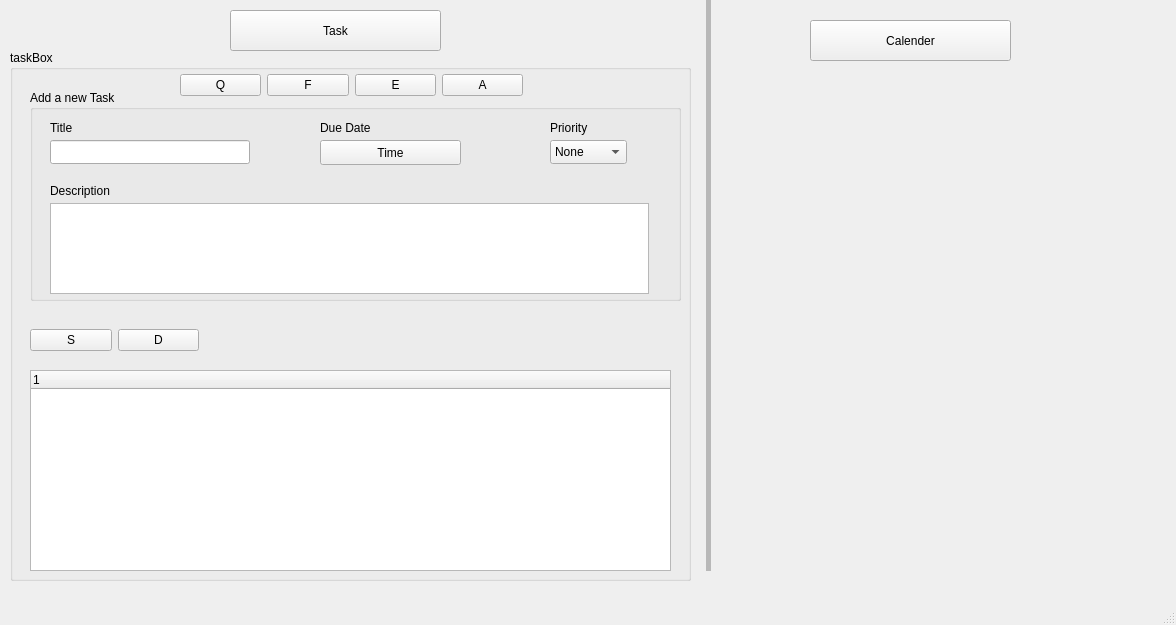
First picture: the form in mainwindow.ui, repository mhmdrezanaderi/toDoList, before the edit.
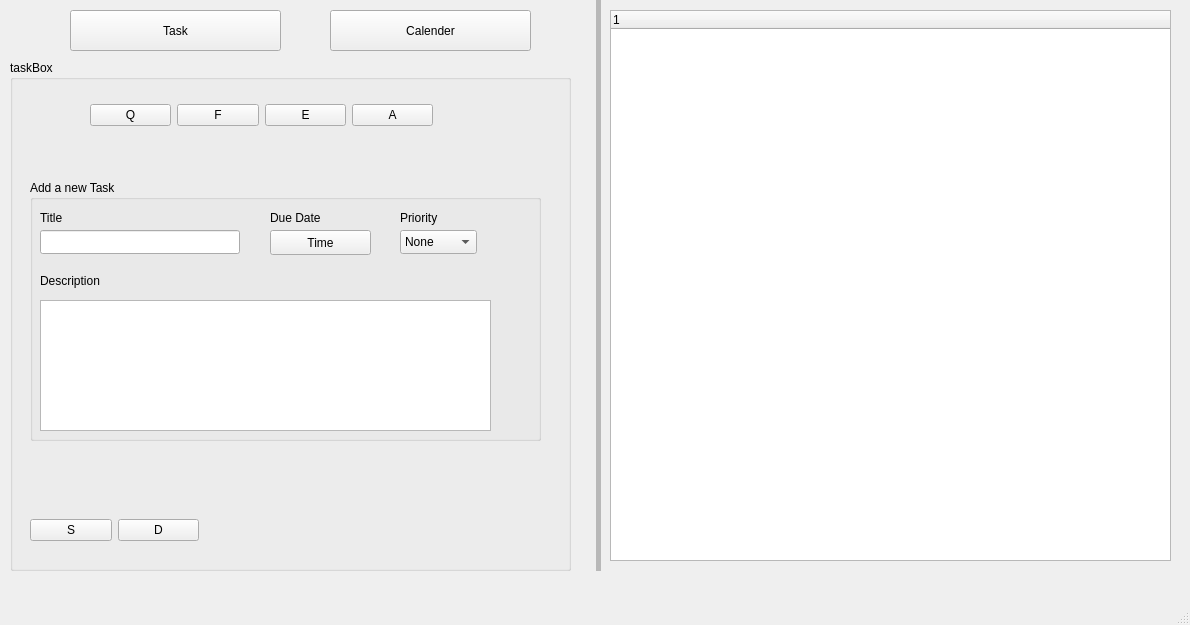
Second picture: the form after the edit.

```diff
--- a/mainwindow.ui
+++ b/mainwindow.ui
@@ -6,7 +6,7 @@
    <rect>
     <x>0</x>
     <y>0</y>
-    <width>1176</width>
+    <width>1190</width>
     <height>625</height>
    </rect>
   </property>
@@ -17,7 +17,7 @@
    <widget class="QPushButton" name="Task">
     <property name="geometry">
      <rect>
-      <x>230</x>
+      <x>70</x>
       <y>10</y>
       <width>211</width>
       <height>41</height>
@@ -30,8 +30,8 @@
    <widget class="QPushButton" name="Calender">
     <property name="geometry">
      <rect>
-      <x>810</x>
-      <y>20</y>
+      <x>330</x>
+      <y>10</y>
       <width>201</width>
       <height>41</height>
      </rect>
@@ -43,7 +43,7 @@
    <widget class="Line" name="line">
     <property name="geometry">
      <rect>
-      <x>700</x>
+      <x>590</x>
       <y>0</y>
       <width>16</width>
       <height>571</height>
@@ -72,54 +72,14 @@
     <property name="geometry">
      <rect>
       <x>10</x>
-      <y>50</y>
-      <width>681</width>
-      <height>531</height>
+      <y>60</y>
+      <width>561</width>
+      <height>511</height>
      </rect>
     </property>
     <property name="title">
      <string>taskBox</string>
     </property>
-    <widget class="QWidget" name="horizontalLayoutWidget">
-     <property name="geometry">
-      <rect>
-       <x>170</x>
-       <y>20</y>
-       <width>343</width>
-       <height>31</height>
-      </rect>
-     </property>
-     <layout class="QHBoxLayout" name="btnlayout">
-      <item>
-       <widget class="QPushButton" name="pushButton_4">
-        <property name="text">
-         <string>Q</string>
-        </property>
-       </widget>
-      </item>
-      <item>
-       <widget class="QPushButton" name="pushButton">
-        <property name="text">
-         <string>F</string>
-        </property>
-       </widget>
-      </item>
-      <item>
-       <widget class="QPushButton" name="pushButton_3">
-        <property name="text">
-         <string>E</string>
-        </property>
-       </widget>
-      </item>
-      <item>
-       <widget class="QPushButton" name="AddTask">
-        <property name="text">
-         <string>A</string>
-        </property>
-       </widget>
-      </item>
-     </layout>
-    </widget>
     <widget class="QGroupBox" name="addTaskBox">
      <property name="enabled">
       <bool>true</bool>
@@ -127,9 +87,9 @@
      <property name="geometry">
       <rect>
        <x>20</x>
-       <y>40</y>
-       <width>651</width>
-       <height>211</height>
+       <y>120</y>
+       <width>511</width>
+       <height>261</height>
       </rect>
      </property>
      <property name="tabletTracking">
@@ -147,17 +107,17 @@
      <widget class="QTextEdit" name="descriptioText">
       <property name="geometry">
        <rect>
-        <x>20</x>
-        <y>113</y>
-        <width>599</width>
-        <height>91</height>
+        <x>10</x>
+        <y>120</y>
+        <width>451</width>
+        <height>131</height>
        </rect>
       </property>
      </widget>
      <widget class="QLabel" name="label">
       <property name="geometry">
        <rect>
-        <x>20</x>
+        <x>10</x>
         <y>90</y>
         <width>63</width>
         <height>21</height>
@@ -170,7 +130,7 @@
      <widget class="QLineEdit" name="lineEdit">
       <property name="geometry">
        <rect>
-        <x>20</x>
+        <x>10</x>
         <y>50</y>
         <width>200</width>
         <height>24</height>
@@ -180,7 +140,7 @@
      <widget class="QLabel" name="title">
       <property name="geometry">
        <rect>
-        <x>20</x>
+        <x>10</x>
         <y>30</y>
         <width>63</width>
         <height>16</height>
@@ -193,9 +153,9 @@
      <widget class="QPushButton" name="pushButton_2">
       <property name="geometry">
        <rect>
-        <x>290</x>
+        <x>240</x>
         <y>50</y>
-        <width>141</width>
+        <width>101</width>
         <height>25</height>
        </rect>
       </property>
@@ -206,7 +166,7 @@
      <widget class="QLabel" name="dueDate">
       <property name="geometry">
        <rect>
-        <x>290</x>
+        <x>240</x>
         <y>30</y>
         <width>61</width>
         <height>16</height>
@@ -219,7 +179,7 @@
      <widget class="QComboBox" name="Priority">
       <property name="geometry">
        <rect>
-        <x>520</x>
+        <x>370</x>
         <y>50</y>
         <width>77</width>
         <height>24</height>
@@ -249,7 +209,7 @@
      <widget class="QLabel" name="Priority_2">
       <property name="geometry">
        <rect>
-        <x>520</x>
+        <x>370</x>
         <y>30</y>
         <width>40</width>
         <height>16</height>
@@ -260,26 +220,11 @@
       </property>
      </widget>
     </widget>
-    <widget class="QTreeWidget" name="treeWidget">
-     <property name="geometry">
-      <rect>
-       <x>20</x>
-       <y>320</y>
-       <width>641</width>
-       <height>201</height>
-      </rect>
-     </property>
-     <column>
-      <property name="text">
-       <string notr="true">1</string>
-      </property>
-     </column>
-    </widget>
     <widget class="QWidget" name="horizontalLayoutWidget_2">
      <property name="geometry">
       <rect>
        <x>20</x>
-       <y>270</y>
+       <y>450</y>
        <width>169</width>
        <height>41</height>
       </rect>
@@ -301,6 +246,61 @@
       </item>
      </layout>
     </widget>
+    <widget class="QWidget" name="horizontalLayoutWidget">
+     <property name="geometry">
+      <rect>
+       <x>80</x>
+       <y>40</y>
+       <width>343</width>
+       <height>31</height>
+      </rect>
+     </property>
+     <layout class="QHBoxLayout" name="btnlayout">
+      <item>
+       <widget class="QPushButton" name="pushButton_4">
+        <property name="text">
+         <string>Q</string>
+        </property>
+       </widget>
+      </item>
+      <item>
+       <widget class="QPushButton" name="pushButton">
+        <property name="text">
+         <string>F</string>
+        </property>
+       </widget>
+      </item>
+      <item>
+       <widget class="QPushButton" name="pushButton_3">
+        <property name="text">
+         <string>E</string>
+        </property>
+       </widget>
+      </item>
+      <item>
+       <widget class="QPushButton" name="AddTask">
+        <property name="text">
+         <string>A</string>
+        </property>
+       </widget>
+      </item>
+     </layout>
+    </widget>
+   </widget>
+   <widget class="QTreeWidget" name="treeWidget">
+    <property name="geometry">
+     <rect>
+      <x>610</x>
+      <y>10</y>
+      <width>561</width>
+      <height>551</height>
+     </rect>
+    </property>
+    <column>
+     <property name="text">
+      <string notr="true">1</string>
+     </property>
+    </column>
    </widget>
   </widget>
   <widget class="QMenuBar" name="menubar">
```
Left out of the diff: 18 changed lines with no effect on the pictures.
